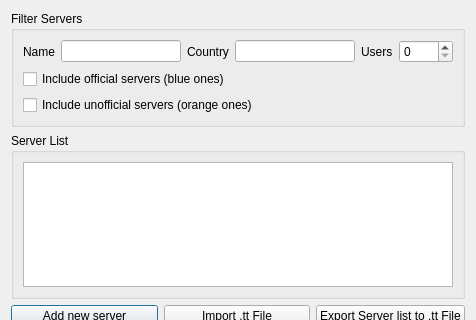
Before: the Qt Designer form Client/qtTeamTalk/serverlist.ui in amirmahdifard/TeamTalk5, drawn with Qt 5; both pictures show x 0 to 476 and y 0 to 320 of the 476 by 517 pixel window.
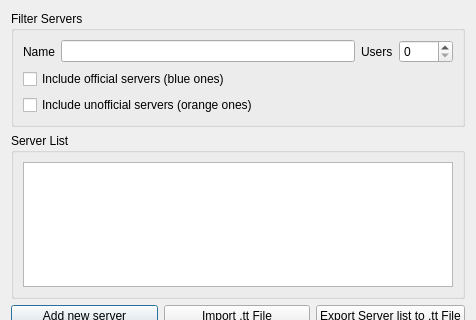
After: the same form once the commit is applied. Custom widgets are drawn as their Qt base class.

```diff
--- a/Client/qtTeamTalk/serverlist.ui
+++ b/Client/qtTeamTalk/serverlist.ui
@@ -40,19 +40,6 @@
           <item>
            <widget class="QLineEdit" name="filternameEdit"/>
           </item>
-          <item>
-           <widget class="QLabel" name="label_10">
-            <property name="text">
-             <string>Country</string>
-            </property>
-            <property name="buddy">
-             <cstring>filtercountryEdit</cstring>
-            </property>
-           </widget>
-          </item>
-          <item>
-           <widget class="QLineEdit" name="filtercountryEdit"/>
-          </item>
           <item>
            <widget class="QLabel" name="label_9">
             <property name="text">
```
